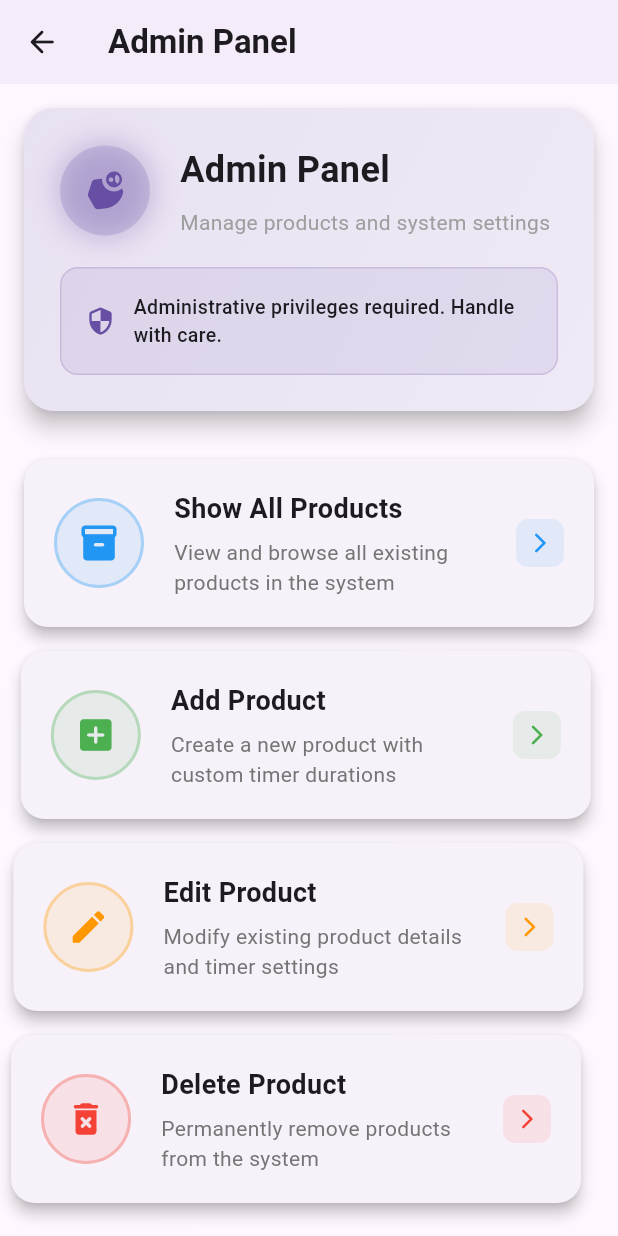
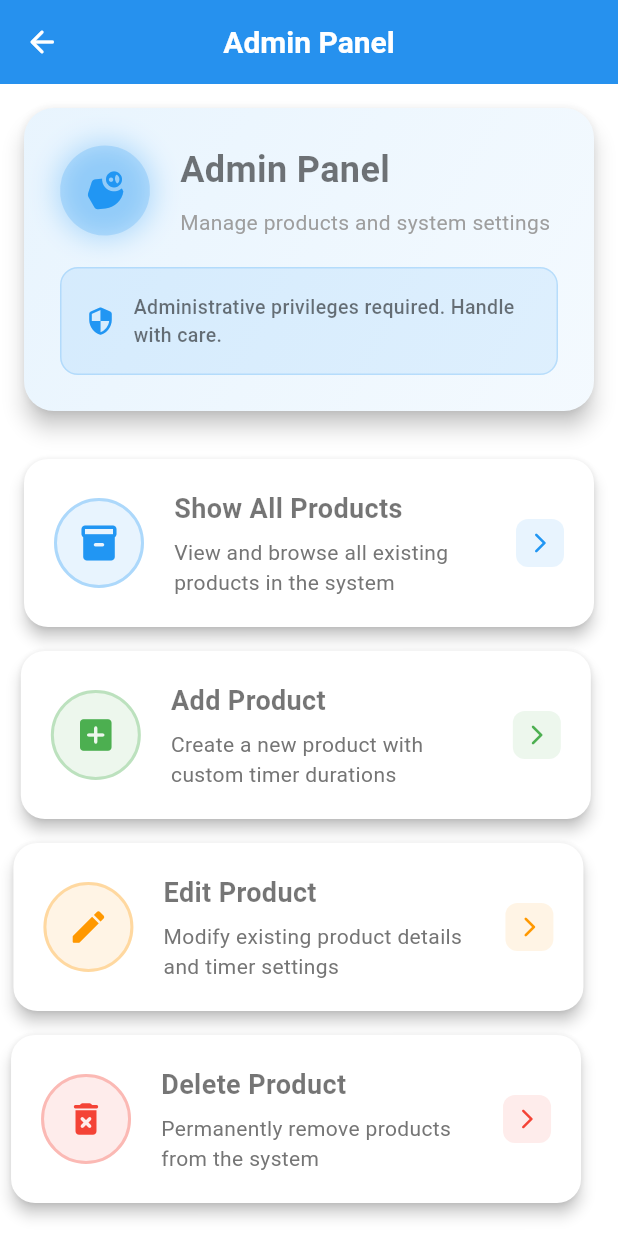
Before and after one commit to orestislef/dentalTimer, a Flutter app: the screen it shows after launch, after a tap on the "admin panel settings" icon, on a phone screen of 412 x 824 dp. Run offline on Flutter 3.47's test engine with Material 3 defaults, Android fonts, the light colour scheme and no system bars; our stand-ins replace audioplayers, circular_countdown_timer, easy_localization, flutter_local_notifications, permission_handler, shared_preferences and 2 more; missing offline and left inert: duration_picker; network calls fail.

Commit message:
updated ui even more

```diff
--- a/dentalassistant/analysis_options.yaml
+++ b/dentalassistant/analysis_options.yaml
@@ -7,6 +7,9 @@
 
 # The following line activates a set of recommended lints for Flutter apps,
 # packages, and plugins designed to encourage good coding practices.
+analyzer:
+  errors:
+    use_build_context_synchronously: ignore ignore
 include: package:flutter_lints/flutter.yaml
 
 linter:
--- a/dentalassistant/lib/helpers/notifications.dart
+++ b/dentalassistant/lib/helpers/notifications.dart
@@ -28,7 +28,7 @@ class NotificationHelper {
 
     if (permissionGranted == false) {
       // Handle case where permission is not granted.
-      print('Notification permission denied');
+      debugPrint('Notification permission denied');
     }
   }
 
--- a/dentalassistant/lib/main.dart
+++ b/dentalassistant/lib/main.dart
@@ -1,4 +1,5 @@
 import 'package:dentalassistant/screens/welcome.dart';
+import 'package:dentalassistant/theme/app_theme.dart';
 import 'package:easy_localization/easy_localization.dart';
 import 'package:flutter/material.dart';
 
@@ -12,10 +13,11 @@ void main() async {
 
   runApp(
     EasyLocalization(
-        supportedLocales: LanguageHelper.getAvailableLocales(),
-        path: LanguageHelper.getAssetsPath(),
-        fallbackLocale: LanguageHelper.getAvailableLocales().first,
-        child: const DentalApp()),
+      supportedLocales: LanguageHelper.getAvailableLocales(),
+      path: LanguageHelper.getAssetsPath(),
+      fallbackLocale: LanguageHelper.getAvailableLocales().first,
+      child: const DentalApp(),
+    ),
   );
 }
 
@@ -26,11 +28,16 @@ class DentalApp extends StatelessWidget {
   Widget build(BuildContext context) {
     return MaterialApp(
       title: 'Dentist App',
-      theme: ThemeData(
-        primarySwatch: Colors.blue,
-        visualDensity: VisualDensity.adaptivePlatformDensity,
-      ),
+      // Light theme
+      theme: AppTheme.lightTheme,
+      // Dark theme
+      darkTheme: AppTheme.darkTheme,
+      // Automatically follow system theme
+      themeMode: ThemeMode.system,
       home: const WelcomePage(),
+      localizationsDelegates: context.localizationDelegates,
+      supportedLocales: context.supportedLocales,
+      locale: context.locale,
     );
   }
 }
--- a/dentalassistant/lib/screens/admin/delete_product.dart
+++ b/dentalassistant/lib/screens/admin/delete_product.dart
@@ -21,7 +21,6 @@ class _DeleteProductState extends State<DeleteProduct>
   late AnimationController _staggerController;
   late AnimationController _slideController;
   late AnimationController _shakeController;
-  late Animation<double> _fadeAnimation;
   late Animation<Offset> _slideAnimation;
   late Animation<double> _shakeAnimation;
 
@@ -52,13 +51,6 @@ class _DeleteProductState extends State<DeleteProduct>
       vsync: this,
     );
 
-    _fadeAnimation = Tween<double>(
-      begin: 0.0,
-      end: 1.0,
-    ).animate(CurvedAnimation(
-      parent: _fadeController,
-      curve: Curves.easeInOut,
-    ));
 
     _slideAnimation = Tween<Offset>(
       begin: const Offset(0.0, 0.3),
--- a/dentalassistant/lib/screens/timer.dart
+++ b/dentalassistant/lib/screens/timer.dart
@@ -225,8 +225,8 @@ class _TimerScreenState extends State<TimerScreen>
       final enabled = await SharedPreferencesHelper().vibrate();
       if (!enabled) return;
 
-      if (await Vibration.hasVibrator() ?? false) {
-        if (await Vibration.hasAmplitudeControl() ?? false) {
+      if (await Vibration.hasVibrator()) {
+        if (await Vibration.hasAmplitudeControl()) {
           Vibration.vibrate(
             pattern: [300, 200, 300, 200],
             intensities: [128, 0, 255, 0],
@@ -401,8 +401,8 @@ class _TimerScreenState extends State<TimerScreen>
     return AnimatedBuilder(
       animation: _completionController,
       builder: (context, child) {
-        final backgroundColor = isFinishingAnimation && _backgroundColorAnimation != null
-            ? _backgroundColorAnimation!.value
+        final backgroundColor = isFinishingAnimation
+            ? _backgroundColorAnimation.value
             : theme.scaffoldBackgroundColor;
 
         return Scaffold(
@@ -412,7 +412,7 @@ class _TimerScreenState extends State<TimerScreen>
               children: [
                 Expanded(
                   child: Text(
-                    "${currentProduct.title}",
+                    currentProduct.title,
                     style: theme.textTheme.titleLarge?.copyWith(
                       fontWeight: FontWeight.bold,
                     ),
--- a/dentalassistant/lib/theme/app_theme.dart
+++ b/dentalassistant/lib/theme/app_theme.dart
@@ -0,0 +1,170 @@
+// themes/app_theme.dart
+import 'package:flutter/material.dart';
+
+class AppTheme {
+  // Light Theme
+  static ThemeData get lightTheme {
+    return ThemeData(
+      useMaterial3: true,
+      brightness: Brightness.light,
+      primarySwatch: Colors.blue,
+      primaryColor: Colors.blue,
+      scaffoldBackgroundColor: Colors.white,
+      visualDensity: VisualDensity.adaptivePlatformDensity,
+
+      // AppBar Theme
+      appBarTheme: const AppBarTheme(
+        backgroundColor: Colors.blue,
+        foregroundColor: Colors.white,
+        elevation: 2,
+        centerTitle: true,
+      ),
+
+      // Card Theme
+      cardTheme: CardThemeData(
+        color: Colors.white,
+        elevation: 4,
+        shape: RoundedRectangleBorder(
+          borderRadius: BorderRadius.circular(12),
+        ),
+      ),
+
+      // Text Theme
+      textTheme: const TextTheme(
+        displayLarge: TextStyle(
+          color: Colors.black87,
+          fontSize: 32,
+          fontWeight: FontWeight.bold,
+        ),
+        titleLarge: TextStyle(
+          color: Colors.black87,
+          fontSize: 20,
+          fontWeight: FontWeight.w600,
+        ),
+        bodyLarge: TextStyle(
+          color: Colors.black87,
+          fontSize: 16,
+        ),
+        bodyMedium: TextStyle(
+          color: Colors.black54,
+          fontSize: 14,
+        ),
+      ),
+
+      // Button Theme
+      elevatedButtonTheme: ElevatedButtonThemeData(
+        style: ElevatedButton.styleFrom(
+          backgroundColor: Colors.blue,
+          foregroundColor: Colors.white,
+          padding: const EdgeInsets.symmetric(horizontal: 24, vertical: 12),
+          shape: RoundedRectangleBorder(
+            borderRadius: BorderRadius.circular(8),
+          ),
+        ),
+      ),
+
+      // Input Decoration Theme
+      inputDecorationTheme: InputDecorationTheme(
+        border: OutlineInputBorder(
+          borderRadius: BorderRadius.circular(8),
+          borderSide: const BorderSide(color: Colors.grey),
+        ),
+        focusedBorder: OutlineInputBorder(
+          borderRadius: BorderRadius.circular(8),
+          borderSide: const BorderSide(color: Colors.blue, width: 2),
+        ),
+        filled: true,
+        fillColor: Colors.grey[50],
+      ),
+
+      // Icon Theme
+      iconTheme: const IconThemeData(
+        color: Colors.blue,
+        size: 24,
+      ),
+    );
+  }
+
+  // Dark Theme
+  static ThemeData get darkTheme {
+    return ThemeData(
+      useMaterial3: true,
+      brightness: Brightness.dark,
+      primarySwatch: Colors.blue,
+      primaryColor: Colors.blue,
+      scaffoldBackgroundColor: const Color(0xFF121212),
+      visualDensity: VisualDensity.adaptivePlatformDensity,
+
+      // AppBar Theme
+      appBarTheme: const AppBarTheme(
+        backgroundColor: Color(0xFF1F1F1F),
+        foregroundColor: Colors.white,
+        elevation: 2,
+        centerTitle: true,
+      ),
+
+      // Card Theme
+      cardTheme: CardThemeData(
+        color: const Color(0xFF1E1E1E),
+        elevation: 8,
+        shape: RoundedRectangleBorder(
+          borderRadius: BorderRadius.circular(12),
+        ),
+      ),
+
+      // Text Theme
+      textTheme: const TextTheme(
+        displayLarge: TextStyle(
+          color: Colors.white,
+          fontSize: 32,
+          fontWeight: FontWeight.bold,
+        ),
+        titleLarge: TextStyle(
+          color: Colors.white,
+          fontSize: 20,
+          fontWeight: FontWeight.w600,
+        ),
+        bodyLarge: TextStyle(
+          color: Colors.white,
+          fontSize: 16,
+        ),
+        bodyMedium: TextStyle(
+          color: Colors.white70,
+          fontSize: 14,
+        ),
+      ),
+
+      // Button Theme
+      elevatedButtonTheme: ElevatedButtonThemeData(
+        style: ElevatedButton.styleFrom(
+          backgroundColor: Colors.blue,
+          foregroundColor: Colors.white,
+          padding: const EdgeInsets.symmetric(horizontal: 24, vertical: 12),
+          shape: RoundedRectangleBorder(
+            borderRadius: BorderRadius.circular(8),
+          ),
+        ),
+      ),
+
+      // Input Decoration Theme
+      inputDecorationTheme: InputDecorationTheme(
+        border: OutlineInputBorder(
+          borderRadius: BorderRadius.circular(8),
+          borderSide: const BorderSide(color: Colors.grey),
+        ),
+        focusedBorder: OutlineInputBorder(
+          borderRadius: BorderRadius.circular(8),
+          borderSide: const BorderSide(color: Colors.blue, width: 2),
+        ),
+        filled: true,
+        fillColor: const Color(0xFF2C2C2C),
+      ),
+
+      // Icon Theme
+      iconTheme: const IconThemeData(
+        color: Colors.blue,
+        size: 24,
+      ),
+    );
+  }
+}
--- a/dentalassistant/pubspec.yaml
+++ b/dentalassistant/pubspec.yaml
@@ -32,3 +32,4 @@ flutter:
   assets:
     - assets/sound/
     - assets/translations/
+    - assets/images/
```
